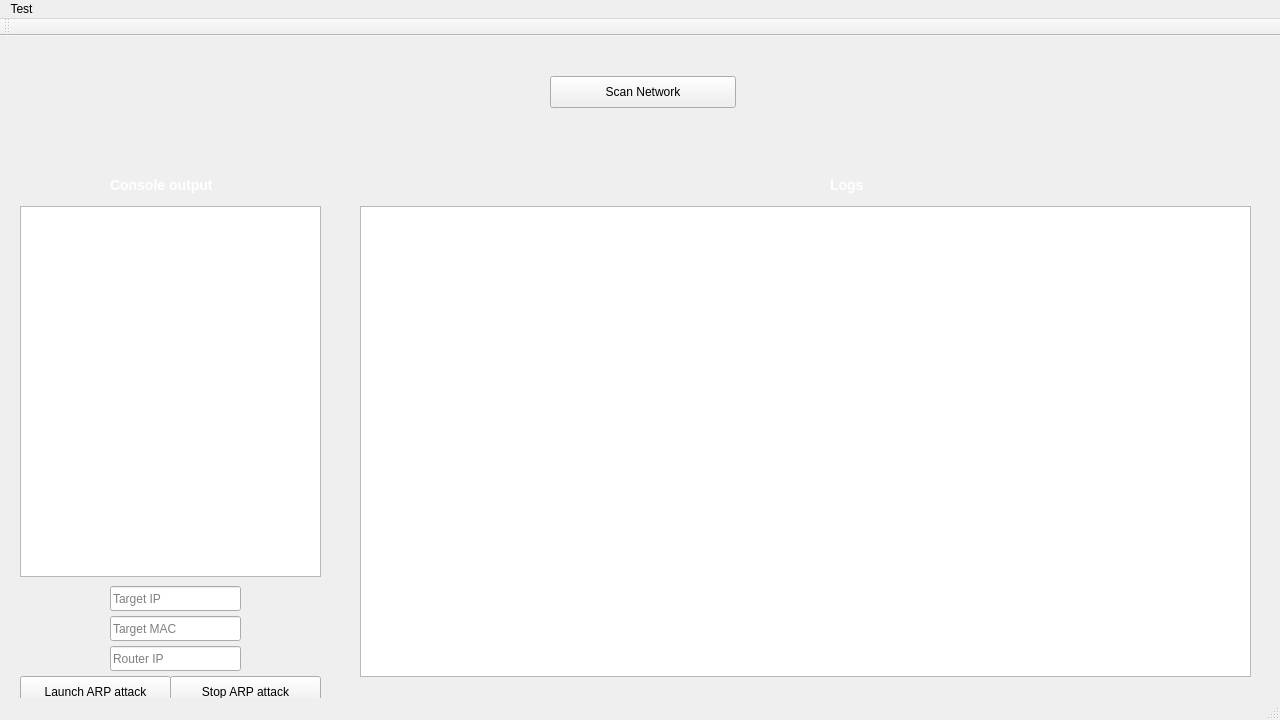
First picture: the form in GUI.ui, repository arthurPrvst/Mirror, before the edit.
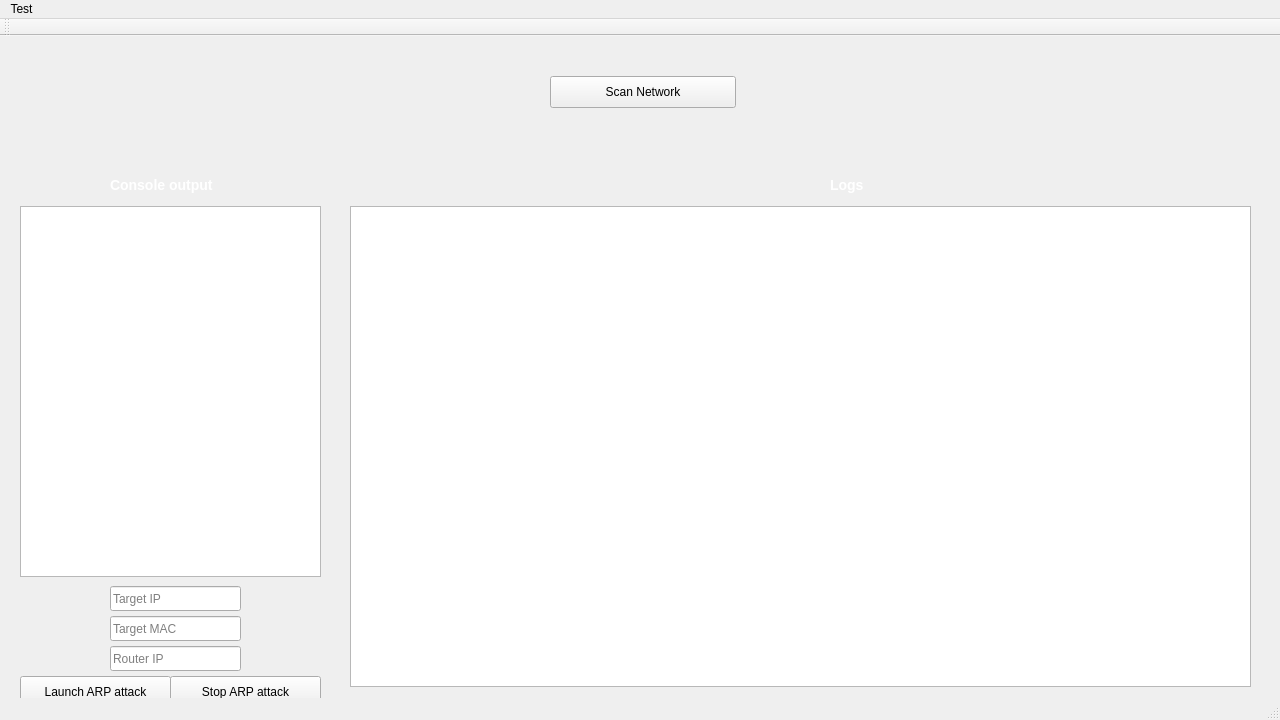
Second picture: the form after the edit. Icons and pictures are not drawn.

The edit to the form file:
```diff
--- a/GUI.ui
+++ b/GUI.ui
@@ -169,10 +169,10 @@
    <widget class="QTextBrowser" name="outputSniffing">
     <property name="geometry">
      <rect>
-      <x>360</x>
+      <x>350</x>
       <y>170</y>
-      <width>891</width>
-      <height>471</height>
+      <width>901</width>
+      <height>481</height>
      </rect>
     </property>
    </widget>
```
